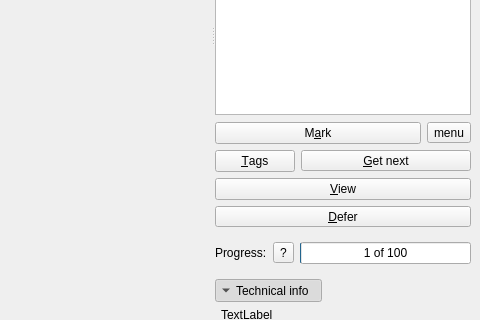
Before: the Qt Designer form plomclient/client/ui_files/marker.ui in plomgrading/plom-client, drawn with Qt 5; both pictures show x 544 to 1024 and y 349 to 669 of the 1024 by 768 pixel window.
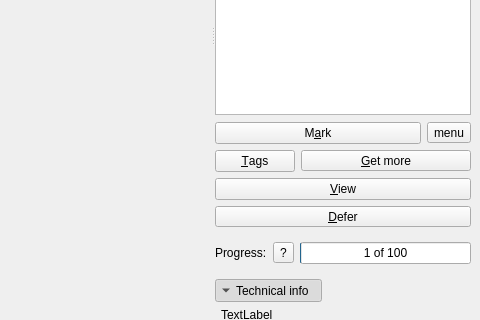
After: the same form once the commit is applied. Custom widgets are drawn as their Qt base class.

Commit message:
Rename 'get next' to 'get more', reorg overflow menu
Add the "get more" button action to the menu as well as "Claim more
tasks for me".  Rename a bunch of stuff in the code.

```diff
--- a/plomclient/client/ui_files/marker.ui
+++ b/plomclient/client/ui_files/marker.ui
@@ -391,7 +391,7 @@
                 <enum>Qt::FocusPolicy::NoFocus</enum>
                </property>
                <property name="text">
-                <string>&amp;Get next</string>
+                <string>&amp;Get more</string>
                </property>
               </widget>
              </item>
```
Left out of the diff: 2 changed lines with no effect on the pictures. The commit also changes 1 other file.
